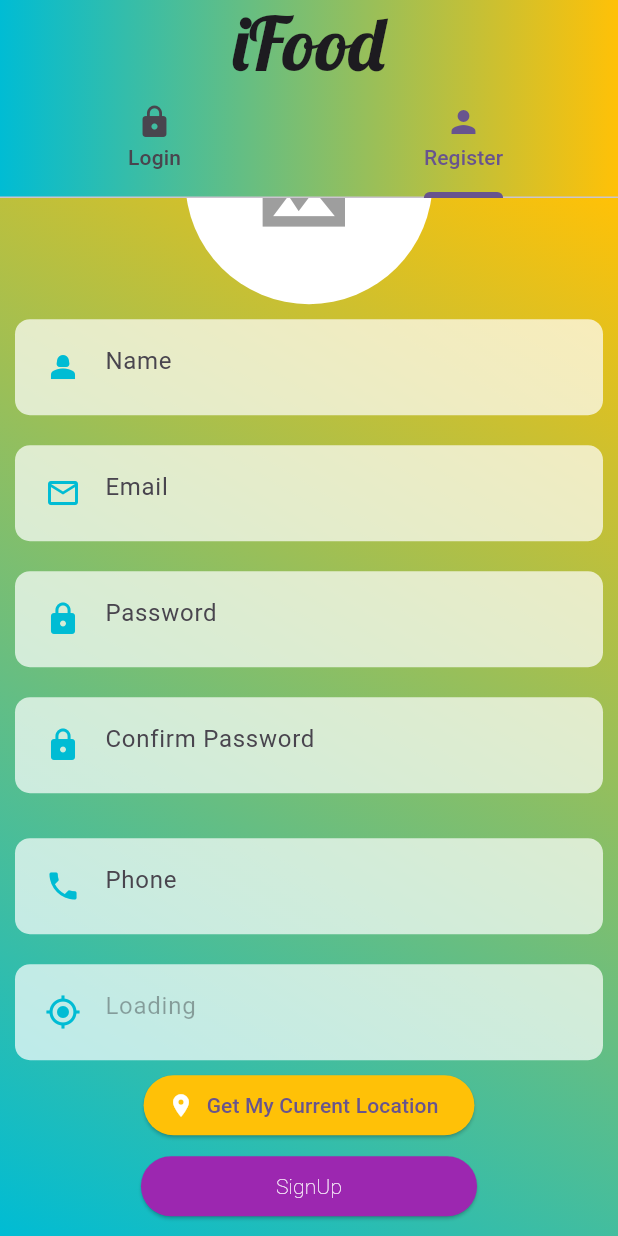
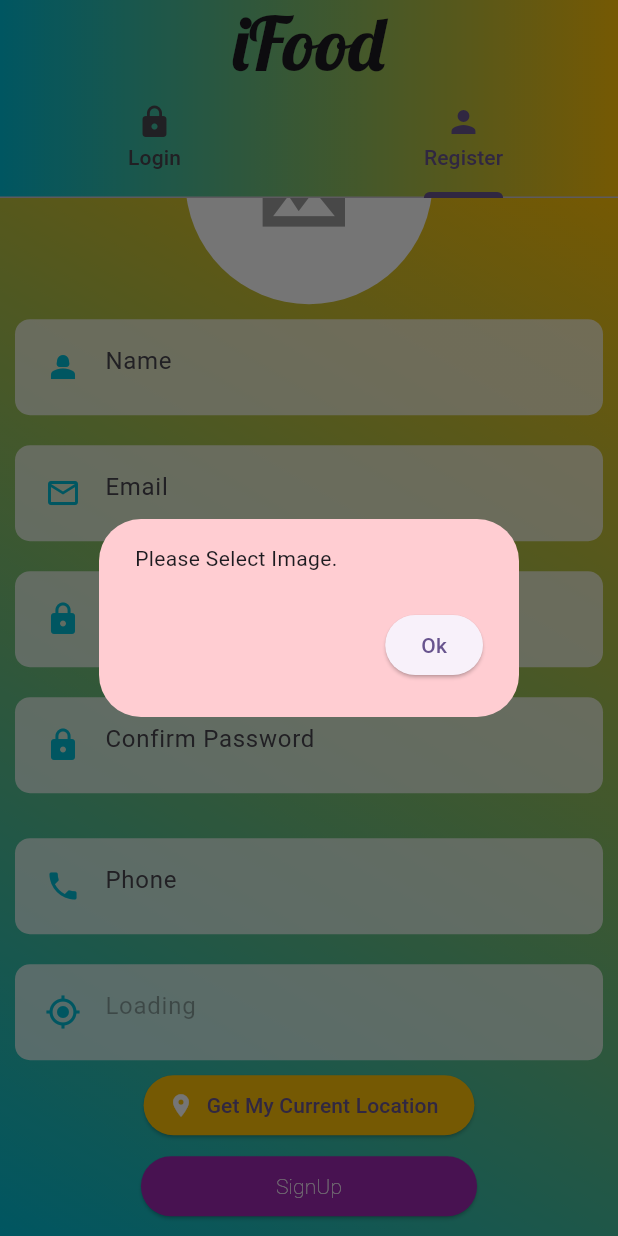
Before and after one commit to nitish97083/food_saller, a Flutter app: the screen it shows after launch, tab 2 chosen, scrolled down 104 dp, after a tap on "Get My Current Location", after a tap on "SignUp", on a phone screen of 412 x 824 dp. Run offline on Flutter 3.47's test engine with Material 2 defaults, Android fonts, the phone set to English and light mode, and no system bars; our stand-ins replace cloud_firestore, firebase_auth, firebase_core, firebase_storage, geocoding, geolocator and 2 more; accounts and stored records are empty.

Commit message:
Register Auth completed

```diff
--- a/lib/screen/authentication/register.dart
+++ b/lib/screen/authentication/register.dart
@@ -1,7 +1,13 @@
 import 'dart:io';
 
+import 'package:cloud_firestore/cloud_firestore.dart';
+import 'package:firebase_auth/firebase_auth.dart';
+import 'package:firebase_storage/firebase_storage.dart' as fStorage;
 import 'package:flutter/material.dart';
+import 'package:food_saller_app/screen/home_page.dart';
 import 'package:food_saller_app/widgets/custom_text_field.dart';
+import 'package:food_saller_app/widgets/error_dialog.dart';
+import 'package:food_saller_app/widgets/loading_dialog.dart';
 import 'package:geocoding/geocoding.dart';
 import 'package:geolocator/geolocator.dart';
 import 'package:image_picker/image_picker.dart';
@@ -26,6 +32,7 @@ class _RegisterState extends State<Register> {
   Position? _position;
   List<Placemark>? _placeMark;
   var isLocationLoading = false;
+  String _getSellerImageUrl = "";
 
   _getCurrentLocation() async {
     // if (await Permission.location.isPermanentlyDenied) {
@@ -59,6 +66,93 @@ class _RegisterState extends State<Register> {
       print("open setting for location access");
       openAppSettings();
       // }
+    }
+  }
+
+  Future _saveData(User currentUser) async {
+    FirebaseFirestore.instance.collection('sellers').doc(currentUser.uid).set({
+      'sellerUid': currentUser.uid,
+      'sellerEmail': currentUser.email,
+      'sellerPhone': _phone.text.trim(),
+      'sellerName': _name.text.trim(),
+      'sellerImage': _getSellerImageUrl,
+      'sellerAdd': _location.text.trim(),
+      'status': 'Approved',
+      'earnings': 0.0,
+      'lat': _position!.latitude,
+      'long': _position!.longitude
+    });
+
+    //Save data locally
+  }
+
+  void _authenAndSingUp() async {
+    User? currentUser;
+
+    final FirebaseAuth firebaseAuth = FirebaseAuth.instance;
+    await firebaseAuth
+        .createUserWithEmailAndPassword(
+            email: _email.text.trim(), password: _confirmPassword.text.trim())
+        .then((auth) {
+      currentUser = auth.user;
+    });
+    if (currentUser != null) {
+      _saveData(currentUser!).then((value) {
+        Navigator.pop(context);
+        Route newRoute = MaterialPageRoute(
+          builder: (c) => const HomePage(),
+        );
+        Navigator.pushReplacement(context, newRoute);
+      });
+    }
+  }
+
+  _formValidation() async {
+    if (xImageFile == null) {
+      showDialog(
+        context: context,
+        builder: (c) => const ErrorDialog(message: "Please Select Image."),
+      );
+    } else {
+      if (_password.text.isNotEmpty &&
+          _confirmPassword.text.isNotEmpty &&
+          _phone.text.isNotEmpty &&
+          _email.text.isNotEmpty &&
+          _name.text.isNotEmpty &&
+          _location.text.isNotEmpty) {
+        if (_password.text == _confirmPassword.text) {
+          showDialog(
+            context: context,
+            builder: (ctx) =>
+                const LoadingDialog(message: "Registering Account"),
+          );
+          String fileName = DateTime.now().millisecondsSinceEpoch.toString();
+          fStorage.Reference reference = fStorage.FirebaseStorage.instance
+              .ref()
+              .child("sellers")
+              .child(fileName);
+          fStorage.UploadTask uploadTask =
+              reference.putFile(File(xImageFile!.path));
+          fStorage.TaskSnapshot taskSnapshot =
+              await uploadTask.whenComplete(() {});
+          await taskSnapshot.ref.getDownloadURL().then((url) {
+            _getSellerImageUrl = url;
+            // save data rto firebase
+            _authenAndSingUp();
+          });
+        } else {
+          showDialog(
+            context: context,
+            builder: (c) => const ErrorDialog(message: "Password do not match"),
+          );
+        }
+      } else {
+        showDialog(
+          context: context,
+          builder: (c) => const ErrorDialog(
+              message: "Please Enter Require information for Registration"),
+        );
+      }
     }
   }
 
@@ -186,7 +280,7 @@ class _RegisterState extends State<Register> {
             height: 10,
           ),
           ElevatedButton(
-            onPressed: () {},
+            onPressed: _formValidation,
             style: ElevatedButton.styleFrom(
                 backgroundColor: Colors.purple,
                 padding:
--- a/lib/widgets/custom_text_field.dart
+++ b/lib/widgets/custom_text_field.dart
@@ -8,9 +8,9 @@ class CustTextField extends StatelessWidget {
       this.isEnable,
       this.isObscure,
       this.textInputType,
-      this.textEditingController});
+      required this.textEditingController});
 
-  final TextEditingController? textEditingController;
+  final TextEditingController textEditingController;
   final String? hintText;
   final IconData? icon;
   bool? isObscure = true;
@@ -31,6 +31,7 @@ class CustTextField extends StatelessWidget {
       child: TextFormField(
         controller: textEditingController,
         obscureText: isObscure!,
+        keyboardType: textInputType,
         enabled: isEnable,
         cursorColor: Theme.of(context).primaryColor,
         decoration: InputDecoration(
--- /dev/null
+++ b/lib/widgets/error_dialog.dart
@@ -0,0 +1,27 @@
+import 'package:flutter/material.dart';
+
+class ErrorDialog extends StatelessWidget {
+  const ErrorDialog({super.key, required this.message});
+
+  final String message;
+
+  @override
+  Widget build(BuildContext context) {
+    return AlertDialog(
+      key: key,
+      content: Text(message),
+      backgroundColor: Colors.red[100],
+      actions: [
+        ElevatedButton(
+          onPressed: () {
+            Navigator.pop(context);
+          },
+          style: ElevatedButton.styleFrom(
+              // backgroundColor: Color.fromARGB(255, 152, 125, 125),
+              ),
+          child: const Text('Ok'),
+        ),
+      ],
+    );
+  }
+}
```
Also changed, not shown: lib/screen/home_page.dart (added, +10 -0 lines), lib/widgets/loading_dialog.dart (added, +25 -0 lines), lib/widgets/progress_bar.dart (added, +11 -0 lines).
